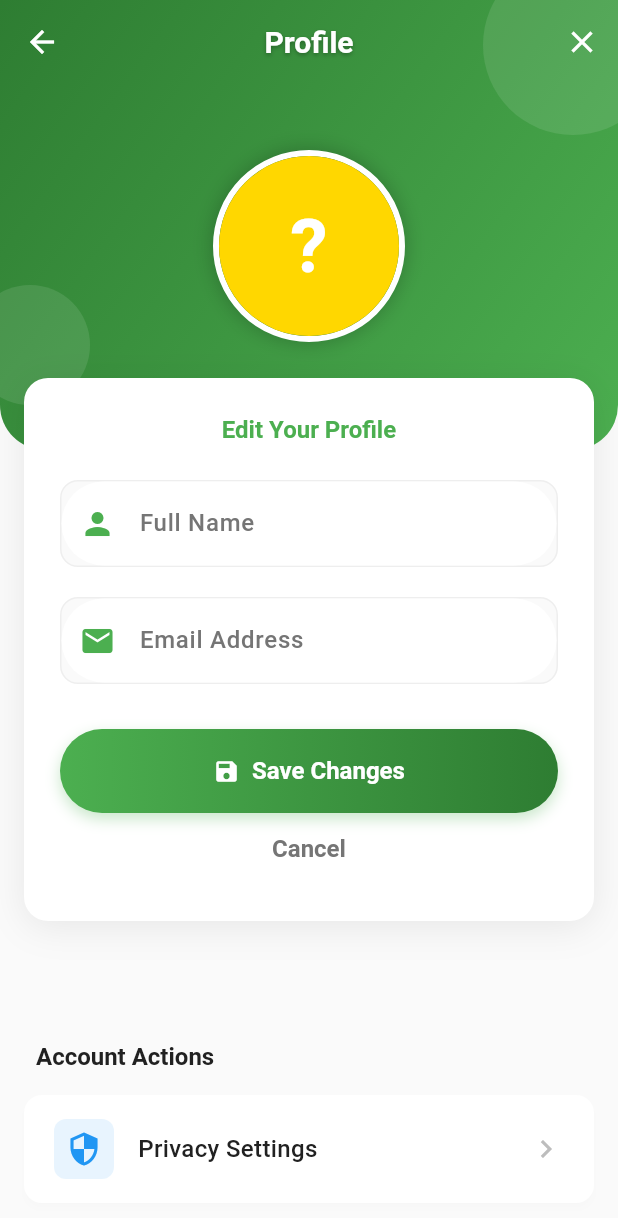
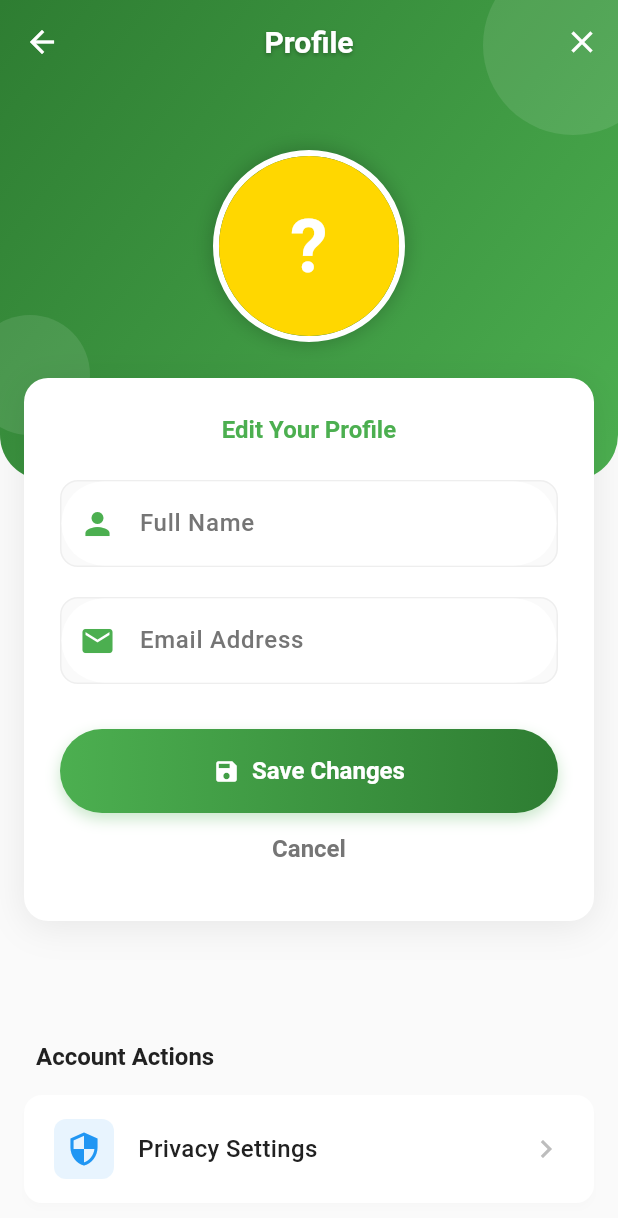
Before and after one commit to RensithUdara/Eco-Coins-Mobile-App, a Flutter app: the ProfileScreen screen opened by its route, after a tap on the "edit" icon, on a phone screen of 412 x 824 dp. Shown: the top 1218 px of the screen. Run offline on Flutter 3.47's test engine with Material 3 defaults, Android fonts, the phone set to English and light mode, and no system bars; our stand-ins replace image_picker, shared_preferences, sqflite; accounts and stored records are empty.

Commit message:
Increase header height in profile screen to match design specifications

```diff
--- a/lib/views/profile/profile_screen.dart
+++ b/lib/views/profile/profile_screen.dart
@@ -149,7 +149,7 @@ class _ProfileScreenState extends State<ProfileScreen> {
             children: [
               // Header gradient background
               Container(
-                height: 300, // Increased height to match screenshot
+                height: 320, // Increased height to match screenshot
                 decoration: const BoxDecoration(
                   gradient: LinearGradient(
                     colors: [
```
